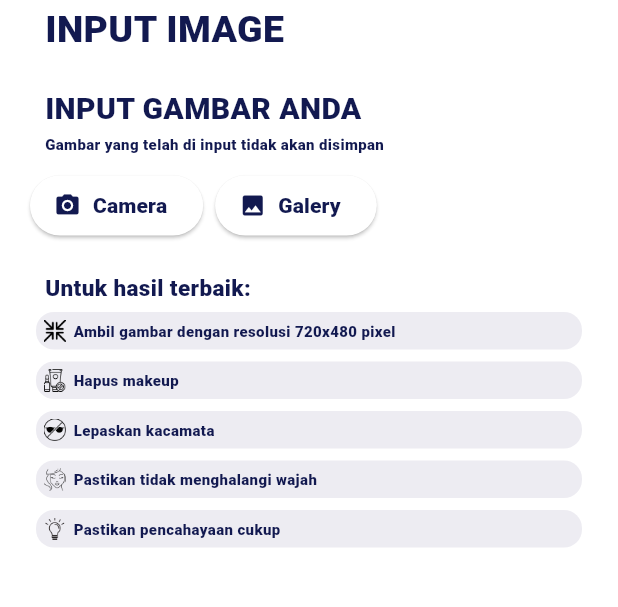
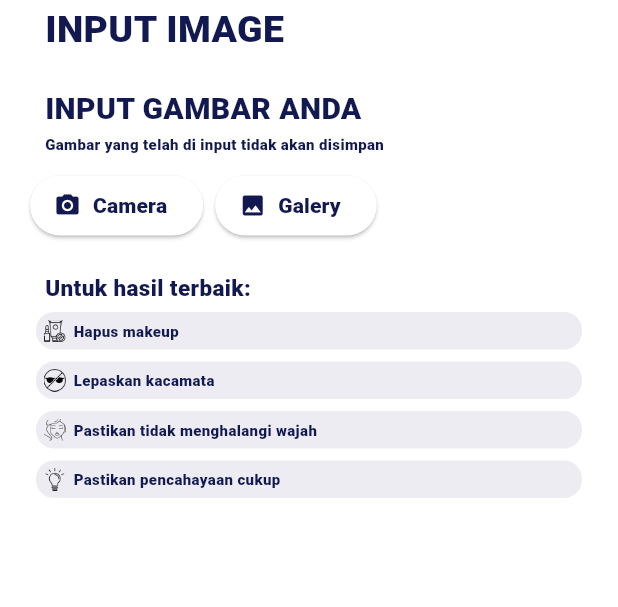
Before and after one commit to Pujidhiyanabila/acne_detection, a Flutter app: the DetectionScreen screen opened by its route, on a phone screen of 412 x 824 dp, the part 99-706 px from its top. Run offline on Flutter 3.47's test engine with Material 3 defaults, Android fonts, the phone set to English and light mode, and no system bars; our stand-ins replace camera, curved_navigation_bar, image_picker; Roboto replaces fonts that are missing (Work Sans, avenir).

Commit message:
Update Detection Screen

```diff
--- a/acne_detection/lib/Widgets/Terbaik_Widget.dart
+++ b/acne_detection/lib/Widgets/Terbaik_Widget.dart
@@ -15,34 +15,6 @@ class _HasilTerbaikWidgetState extends State<HasilTerbaikWidget> {
       padding: const EdgeInsets.symmetric(horizontal: 20),
       child: Column(
         children: [
-          Card(
-            color: ColorStyles.appbarColor,
-            elevation: 0,
-            child: Row(
-              children: <Widget>[
-                Container(
-                  margin: EdgeInsets.all(5),
-                  child: Image.asset(
-                      'Assets/Images/ukurangambar.png',
-                      height: 15,
-                      width: 15,
-                      fit: BoxFit.cover),
-                ),
-                const SizedBox(height: 4),
-                const Text(
-                  'Ambil gambar dengan resolusi 720x480 pixel',
-                  maxLines: 2,
-                  style:
-                  TextStyle(
-                      fontSize: 10,
-                      fontFamily: 'avenir',
-                      color: ColorStyles.textColor,
-                      fontWeight: FontWeight.w800),
-                  // overflow: TextOverflow.ellipsis,
-                ),
-              ],
-            ),
-          ),
           Card(
             color: ColorStyles.appbarColor,
             elevation: 0,
```
